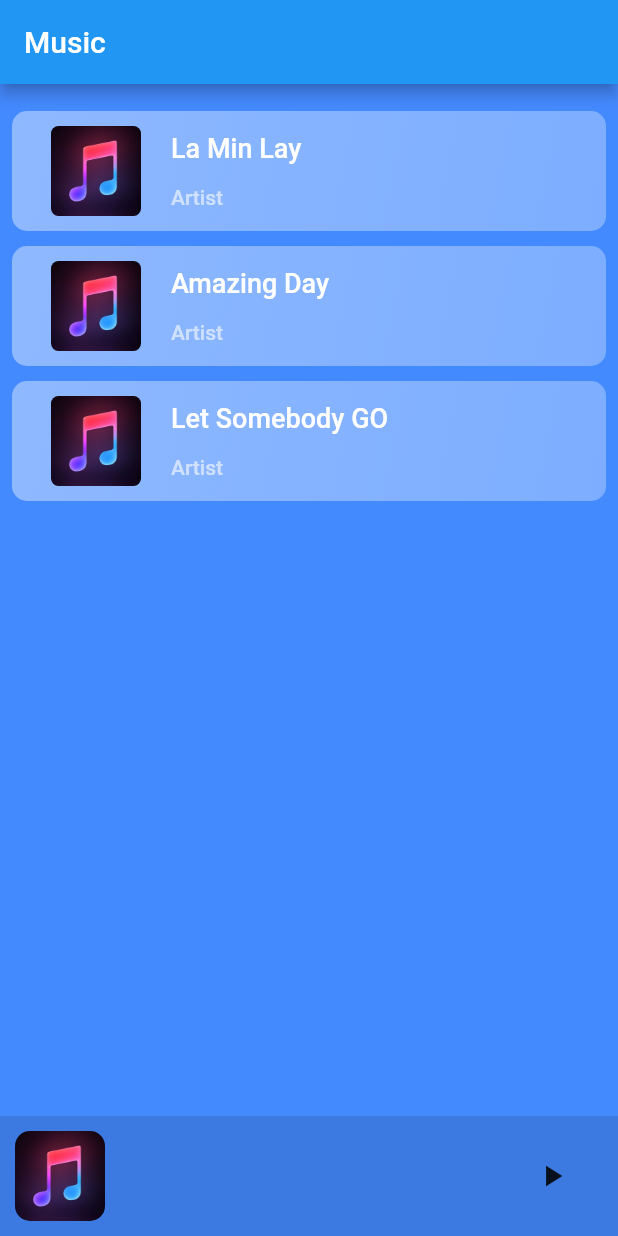
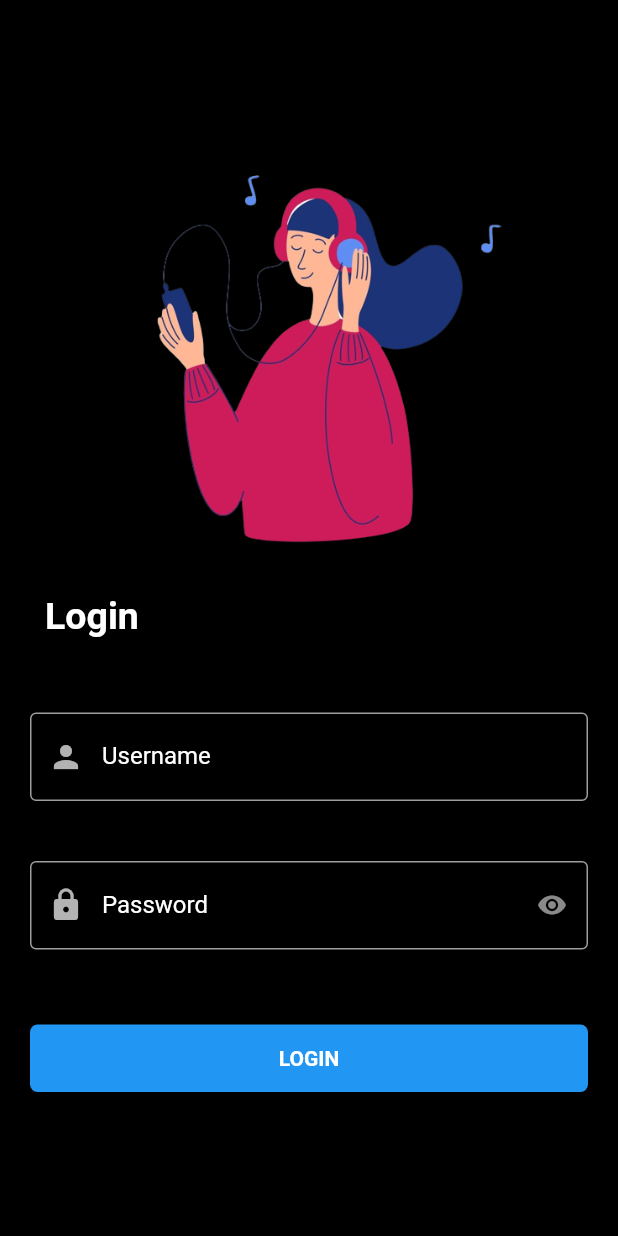
Before and after one commit to heinminaye/Music_Player, a Flutter app: the screen it shows after launch, on a phone screen of 412 x 824 dp. Run offline on Flutter 3.47's test engine with Material 2 defaults, Android fonts, the light colour scheme and no system bars; our stand-ins replace audioplayers.

Commit message:
'added_login'

```diff
--- a/lib/main.dart
+++ b/lib/main.dart
@@ -1,5 +1,7 @@
+import 'dart:convert';
+
+import 'music.dart';
 import 'package:flutter/material.dart';
-import 'package:audioplayers/audioplayers.dart';
 
 void main() {
   runApp(const MyApp());
@@ -11,281 +13,203 @@ class MyApp extends StatelessWidget {
   @override
   Widget build(BuildContext context) {
     return MaterialApp(
-      title: 'Flutter Demo',
       debugShowCheckedModeBanner: false,
-      theme: ThemeData(
-        primarySwatch: Colors.blue,
-      ),
-      home: const MyHomePage(title: 'Music'),
+      home: new Home(),
     );
   }
 }
 
-class MyHomePage extends StatefulWidget {
-  const MyHomePage({Key? key, required this.title}) : super(key: key);
-
-  final String title;
-
+class Home extends StatefulWidget {
+  const Home({Key? key}) : super(key: key);
   @override
-  State<MyHomePage> createState() => _MyHomePageState();
+  State<Home> createState() => _HomeState();
 }
 
-class _MyHomePageState extends State<MyHomePage> {
-  List MusicList = [
-    {
-      'title': "La Min Lay",
-      'singer': "Artist",
-      'url':
-          "https://msicoursematerial.s3.us-west-2.amazonaws.com/-La_min_Lay_(getmp3.pro).mp3",
-    },
-    {
-      'title': "Amazing Day",
-      'singer': "Artist",
-      'url':
-          "https://msicoursematerial.s3.us-west-2.amazonaws.com/Amazing_Day_(getmp3.pro).mp3",
-    },
-    {
-      'title': "Let Somebody GO",
-      'singer': "Artist",
-      'url':
-          "https://msicoursematerial.s3.us-west-2.amazonaws.com/Coldplay+X+Selena+Gomez+-+Let+Somebody+Go+(Official+Video).mp3",
-    },
-    {
-      'title': "Min A Chit Kyaunt",
-      'singer': "Artist",
-      'url':
-          "https://msicoursematerial.s3.us-west-2.amazonaws.com/min_a_chit_kyaunt.mp3",
-    },
-    {
-      'title': "Amazing Day",
-      'singer': "Artist",
-      'url':
-          "https://msicoursematerial.s3.us-west-2.amazonaws.com/Amazing_Day_(getmp3.pro).mp3",
-    },
-    {
-      'title': "A Way",
-      'singer': "Artist",
-      'url':
-          "https://msicoursematerial.s3.us-west-2.amazonaws.com/Hugh_Grant_Haley_Bennett_-_A_Way_(getmp3.pro).mp3",
-    }
+class _HomeState extends State<Home> {
+  bool eye = true;
+  var username = '';
+  var password = '';
+
+  List User = [
+    {'username': 'heinminaye', 'password': '1234pss'}
   ];
-  String currentTitle = '';
-  String currentSinger = '';
-  String currentSong = '';
-  AudioPlayer audioPlayer = AudioPlayer();
 
-  bool play = false;
+  bool check = false;
 
-  Duration duration = new Duration();
-  Duration position = new Duration();
-
-  void playMusic(String url) async {
-    if (play && currentSong != url) {
-      int result = await audioPlayer.play(url);
-      if (result == 1) {
-        setState(() {
-          currentSong = url;
-        });
-      }
-    } else if (!play) {
-      int result = await audioPlayer.play(url);
-      if (result == 1) {
-        setState(() {
-          play = true;
-        });
-      }
-    }
-  }
+  TextEditingController usernameController = TextEditingController();
+  TextEditingController passwordController = TextEditingController();
 
   @override
   Widget build(BuildContext context) {
-    return Scaffold(
-      bottomNavigationBar: BottomAppBar(
-        color: Colors.transparent,
-        elevation: 0,
+    return Container(
+      child: Scaffold(
+        backgroundColor: Colors.black,
+        body: Center(
+          child: Stack(
+            children: <Widget>[
+              SingleChildScrollView(
                 child: Container(
-          color: Colors.black12,
+                  child: Padding(
+                    padding: const EdgeInsets.all(20),
                     child: Column(
-            mainAxisSize: MainAxisSize.min,
+                        mainAxisAlignment: MainAxisAlignment.center,
                         children: [
-              Row(mainAxisAlignment: MainAxisAlignment.spaceBetween, children: [
+                          const Image(
+                            image: AssetImage('images/Mu.png'),
+                            width: 280,
+                          ),
+                          const SizedBox(
+                            height: 20,
+                          ),
                           Row(
-                  children: [
-                    const Padding(
-                      padding: EdgeInsets.all(10.0),
-                      child: ClipRRect(
-                        borderRadius: BorderRadius.all(Radius.circular(10.0)),
-                        child: Image(
-                          fit: BoxFit.cover,
-                          image: AssetImage('images/music.jpeg'),
-                          width: 60,
-                          height: 60,
+                            children: const [
+                              Padding(
+                                padding: EdgeInsets.only(left: 10.0),
+                                child: Text(
+                                  "Login",
+                                  style: TextStyle(
+                                    color: Colors.white,
+                                    fontSize: 25,
+                                    fontWeight: FontWeight.bold,
+                                  ),
+                                ),
+                              ),
+                              SizedBox(),
+                            ],
+                          ),
+                          const SizedBox(
+                            height: 50,
+                          ),
+                          TextField(
+                            controller: usernameController,
+                            style: const TextStyle(color: Colors.white),
+                            decoration: const InputDecoration(
+                              labelText: "Username",
+                              labelStyle: TextStyle(
+                                color: Colors.white,
+                              ),
+                              prefixIcon: Icon(
+                                Icons.person,
+                                color: Colors.white70,
+                              ),
+                              hintText: "Enter your username",
+                              hintStyle: TextStyle(color: Colors.white38),
+                              enabledBorder: OutlineInputBorder(
+                                borderSide:
+                                    BorderSide(width: 1, color: Colors.grey),
+                              ),
+                              focusedBorder: OutlineInputBorder(
+                                borderSide: BorderSide(
+                                    width: 1,
+                                    color: Color.fromARGB(255, 177, 177, 177)),
                               ),
                             ),
                           ),
                           const SizedBox(
-                      width: 10,
+                            height: 40,
                           ),
-                    Column(
-                      mainAxisSize: MainAxisSize.min,
-                      crossAxisAlignment: CrossAxisAlignment.start,
-                      children: [
-                        Text(
-                          currentTitle,
-                          style: TextStyle(fontSize: 16, color: Colors.white),
+                          TextField(
+                            controller: passwordController,
+                            obscureText: eye,
+                            style: const TextStyle(color: Colors.white),
+                            decoration: InputDecoration(
+                                labelText: "Password",
+                                labelStyle: const TextStyle(
+                                  color: Colors.white,
                                 ),
-                        const Padding(
-                          padding: EdgeInsets.all(6),
+                                hintText: "Enter your password",
+                                hintStyle:
+                                    const TextStyle(color: Colors.white38),
+                                prefixIcon: const Icon(
+                                  Icons.lock,
+                                  color: Colors.white70,
                                 ),
-                        Text(
-                          currentSinger,
-                          style: TextStyle(color: Colors.white60),
+                                enabledBorder: const OutlineInputBorder(
+                                  borderSide:
+                                      BorderSide(width: 1, color: Colors.grey),
                                 ),
-                      ],
+                                focusedBorder: const OutlineInputBorder(
+                                  borderSide: BorderSide(
+                                      width: 1,
+                                      color:
+                                          Color.fromARGB(255, 177, 177, 177)),
                                 ),
-                  ],
+                                suffixIcon: IconButton(
+                                    splashRadius: 5,
+                                    iconSize: 20,
+                                    onPressed: () {
+                                      setState(() {
+                                        eye = !eye;
+                                      });
+                                    },
+                                    icon: eye
+                                        ? const Icon(
+                                            Icons.remove_red_eye,
+                                            color: Colors.white54,
+                                          )
+                                        : const Icon(
+                                            Icons.visibility_off,
+                                            color: Colors.white54,
+                                          ))),
                           ),
-                Padding(
-                  padding: const EdgeInsets.only(right: 20.0),
-                  child: IconButton(
-                      splashRadius: 20,
-                      onPressed: () {
-                        if (play) {
-                          audioPlayer.pause();
-                          setState(() {
-                            play = false;
-                          });
-                        } else {
-                          audioPlayer.resume();
-                          setState(() {
-                            play = true;
-                          });
-                        }
-                      },
-                      icon: (play)
-                          ? const Icon(Icons.pause)
-                          : const Icon(Icons.play_arrow)),
+                          const SizedBox(
+                            height: 20,
                           ),
-              ]),
-            ],
+                          const SizedBox(
+                            height: 30,
+                          ),
+                          Container(
+                              width: double.infinity,
+                              height: 45,
+                              child: ElevatedButton(
+                                  style: ButtonStyle(
+                                    shape: MaterialStateProperty.all<
+                                        RoundedRectangleBorder>(
+                                      RoundedRectangleBorder(
+                                        borderRadius:
+                                            BorderRadius.circular(5.0),
                                       ),
                                     ),
                                   ),
-      backgroundColor: Colors.blueAccent,
-      appBar: AppBar(
-        title: Text(widget.title),
+                                  onPressed: () {
+                                    setState(() {
+                                      print(
+                                          '${usernameController.text} ${passwordController.text}');
+
+                                      if (usernameController.text ==
+                                              User[0]['username'] &&
+                                          passwordController.text ==
+                                              User[0]['password']) {
+                                        print(">>>>>>>>User login");
+                                        Navigator.push(
+                                          context,
+                                          MaterialPageRoute(
+                                              builder: (context) =>
+                                                  const MyMusic()),
+                                        );
+                                      } else {
+                                        const snackBar = SnackBar(
+                                          backgroundColor: Colors.red,
+                                          content: Text(
+                                            'Login Failed',
                                           ),
-      body: Column(
-        children: <Widget>[
-          Padding(
-            padding: const EdgeInsets.all(8.0),
-            child: Column(
-              children: [
-                CustomList(
-                  title: MusicList[0]['title'],
-                  singer: MusicList[0]['singer'],
-                  currentList: () {
-                    playMusic(MusicList[0]['url']);
-                    setState(() {
-                      currentTitle = MusicList[0]['title'];
-                      currentSinger = MusicList[0]['singer'];
+                                        );
+                                        ScaffoldMessenger.of(context)
+                                            .showSnackBar(snackBar);
+                                      }
                                     });
                                   },
+                                  child: const Text(
+                                    'LOGIN',
+                                    style:
+                                        TextStyle(fontWeight: FontWeight.bold),
+                                  )))
+                        ]),
                   ),
-                CustomList(
-                  title: MusicList[1]['title'],
-                  singer: MusicList[1]['singer'],
-                  currentList: () {
-                    playMusic(MusicList[1]['url']);
-                    setState(() {
-                      currentTitle = MusicList[1]['title'];
-                      currentSinger = MusicList[1]['singer'];
-                    });
-                  },
-                ),
-                CustomList(
-                  title: MusicList[2]['title'],
-                  singer: MusicList[2]['singer'],
-                  currentList: () {
-                    playMusic(MusicList[2]['url']);
-                    setState(() {
-                      currentTitle = MusicList[2]['title'];
-                      currentSinger = MusicList[2]['singer'];
-                    });
-                  },
-                ),
-              ],
                 ),
               )
             ],
           ),
-    );
-  }
-}
-
-class CustomList extends StatelessWidget {
-  var title;
-  var singer;
-  Function currentList;
-  CustomList({Key? key, this.title, this.singer, required this.currentList})
-      : super(key: key);
-
-  @override
-  Widget build(BuildContext context) {
-    return Padding(
-      padding: const EdgeInsets.only(top: 10.0),
-      child: Container(
-        decoration: BoxDecoration(
-          borderRadius: BorderRadius.circular(10),
-          gradient: LinearGradient(
-            colors: [
-              Colors.white.withOpacity(0.40),
-              Colors.white.withOpacity(0.30),
-            ],
-            begin: Alignment.topLeft,
-            end: Alignment.bottomRight,
-          ),
-          color: Colors.white,
-        ),
-        child: ElevatedButton(
-          style: ElevatedButton.styleFrom(
-            primary: Colors.transparent,
-            shadowColor: Colors.transparent,
-          ),
-          onPressed: () {
-            return currentList();
-          },
-          child: Row(children: [
-            const Padding(
-                padding: EdgeInsets.all(10),
-                child: ClipRRect(
-                    borderRadius: BorderRadius.all(Radius.circular(5.0)),
-                    child: Image(
-                      image: AssetImage("images/music.jpeg"),
-                      fit: BoxFit.cover,
-                      width: 60,
-                      height: 60,
-                    ))),
-            const SizedBox(
-              width: 10,
-            ),
-            Column(
-              crossAxisAlignment: CrossAxisAlignment.start,
-              children: [
-                Text(
-                  title,
-                  style: TextStyle(fontSize: 18),
-                ),
-                const Padding(
-                  padding: EdgeInsets.all(7),
-                ),
-                Text(
-                  singer,
-                  style: TextStyle(color: Colors.white60),
-                ),
-              ],
-            )
-          ]),
         ),
       ),
     );
```
Also changed, not shown: lib/music.dart (added, +301 -0 lines), images/Mu.png (added). Lines whose indentation alone changed are shown as unchanged.
